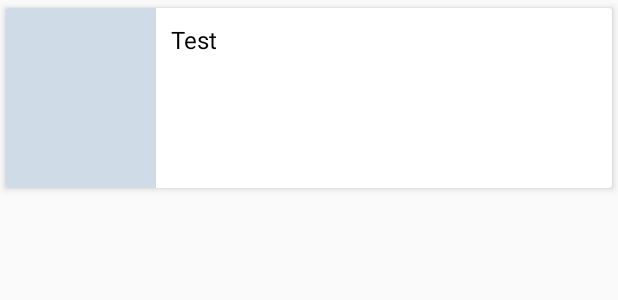
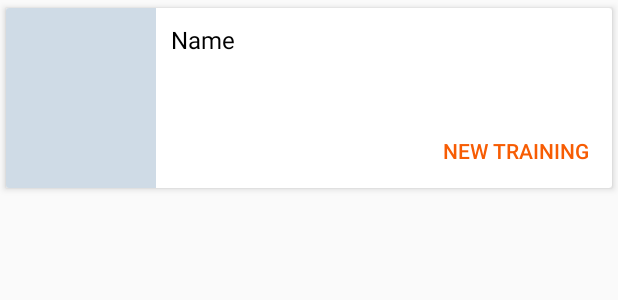
Before and after one commit to Bren730/discus-trajectory-calculator, an Android app: the layout athlete_list_card.xml on its own in the app's theme, with its tools: preview values and no code run, on a phone screen of 412 x 824 dp. Shown: the top 300 px of the screen. Run offline under Robolectric (Android 15) with nearby library versions, the phone set to English and light mode, and no system bars.

Commit message:
Visual changes to athlete_list_card

```diff
--- a/app/src/main/res/layout/athlete_list_card.xml
+++ b/app/src/main/res/layout/athlete_list_card.xml
@@ -1,7 +1,6 @@
 <?xml version="1.0" encoding="utf-8"?>
 
-<android.support.v7.widget.CardView
-    xmlns:android="http://schemas.android.com/apk/res/android"
+<android.support.v7.widget.CardView xmlns:android="http://schemas.android.com/apk/res/android"
     xmlns:cardview="http://schemas.android.com/apk/res-auto"
     android:layout_width="match_parent"
     android:layout_height="wrap_content"
@@ -9,6 +8,10 @@
     cardview:cardCornerRadius="2dp"
     cardview:cardElevation="3dp"
     cardview:cardUseCompatPadding="true">
+
+    <RelativeLayout
+        android:layout_width="match_parent"
+        android:layout_height="120dp">
 
         <LinearLayout
             android:layout_width="match_parent"
@@ -19,24 +22,40 @@
                 android:layout_width="100dp"
                 android:layout_height="120dp"
                 android:background="@color/colorAccentLight2"
-            android:scaleType="centerCrop"/>
+                android:scaleType="centerCrop" />
 
             <LinearLayout
                 android:layout_width="0dp"
                 android:layout_height="match_parent"
                 android:layout_weight="1"
+                android:orientation="vertical"
                 android:padding="10dp">
 
                 <TextView
                     android:id="@+id/athlete_name"
                     android:layout_width="match_parent"
-                android:layout_height="match_parent"
+                    android:layout_height="wrap_content"
+                    android:text="Name"
                     android:textColor="@color/black"
-                android:textSize="16sp"
-                android:text="Test"/>
+                    android:textSize="16sp" />
 
             </LinearLayout>
 
         </LinearLayout>
 
+        <Button
+            style="?android:attr/borderlessButtonStyle"
+            android:layout_width="wrap_content"
+            android:layout_height="wrap_content"
+            android:layout_alignParentBottom="true"
+            android:layout_alignParentRight="true"
+            android:padding="10dp"
+            android:layout_marginRight="5dp"
+            android:layout_marginBottom="5dp"
+            android:text="@string/new_training"
+            android:textColor="@color/colorPrimary"
+            android:minWidth="0dp"
+            android:minHeight="0dp"/>
+    </RelativeLayout>
+
 </android.support.v7.widget.CardView>
```
Lines whose indentation alone changed are shown as unchanged.
